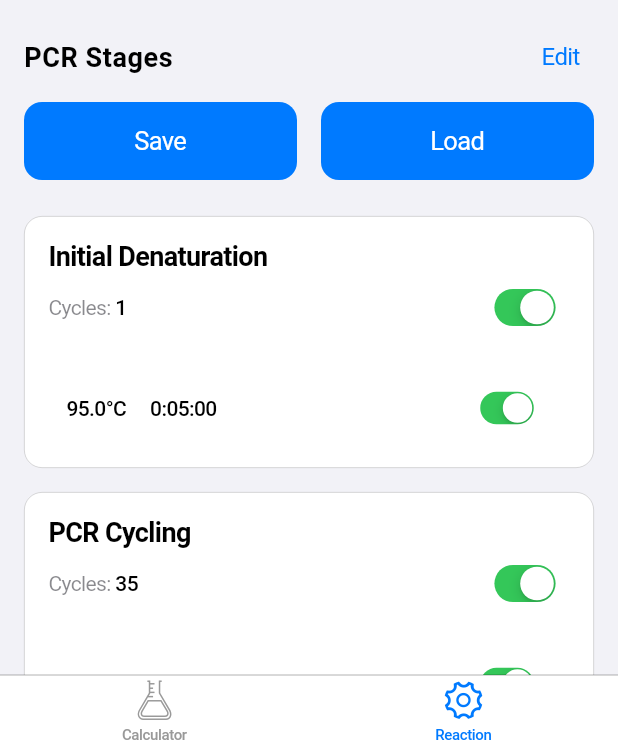
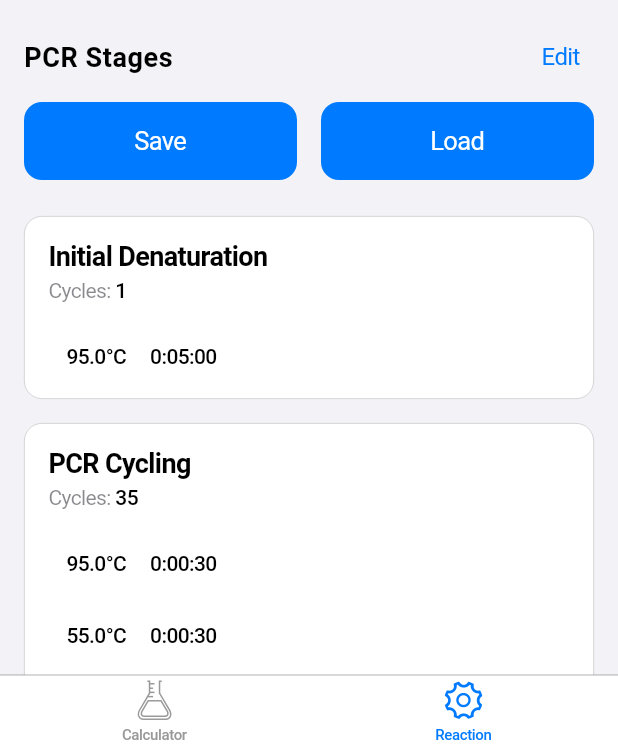
Before and after one commit to alextu870719/Lab-Studio, a Flutter app: the screen it shows after launch, item 2 of the bottom bar chosen, on a phone screen of 412 x 824 dp, the part 486-1236 px from its top. Run offline on Flutter 3.47's test engine with Material 3 defaults, Android fonts, the phone set to English and light mode, and no system bars; our stand-ins replace printing, shared_preferences.

Commit message:
移除 Reaction 頁面的 toggle 開關功能，簡化 Stage/Step 卡片界面

```diff
--- a/lib/main.dart
+++ b/lib/main.dart
@@ -2333,14 +2333,6 @@ class _PcrReactionPageState extends State<PcrReactionPage> {
   // 移動 Stage 的方法 (待實現拖拽功能時使用)
   // void _moveStage(int oldIndex, int newIndex) { ... }
 
-  void _toggleStageEnabled(int stageIndex) {
-    if (stageIndex >= 0 && stageIndex < _stages.length) {
-      setState(() {
-        _stages[stageIndex].isEnabled = !_stages[stageIndex].isEnabled;
-      });
-    }
-  }
-
   // Stage 拖拽排序方法
   void _onReorderStages(int oldIndex, int newIndex) {
     if (oldIndex >= 0 && oldIndex < _stages.length &&
@@ -2501,16 +2493,6 @@ class _PcrReactionPageState extends State<PcrReactionPage> {
 
   // 移動 Step 的方法 (待實現拖拽功能時使用)
   // void _moveStep(int fromStageIndex, int fromStepIndex, int toStageIndex, int toStepIndex) { ... }
-
-  void _toggleStepEnabled(int stageIndex, int stepIndex) {
-    if (stageIndex >= 0 && stageIndex < _stages.length &&
-        stepIndex >= 0 && stepIndex < _stages[stageIndex].steps.length) {
-      setState(() {
-        _stages[stageIndex].steps[stepIndex].isEnabled =
-            !_stages[stageIndex].steps[stepIndex].isEnabled;
-      });
-    }
-  }
 
   // Step 拖拽排序方法
   void _onReorderSteps(int stageIndex, int oldIndex, int newIndex) {
@@ -3108,9 +3090,7 @@ class _PcrReactionPageState extends State<PcrReactionPage> {
             : CupertinoColors.systemBackground,
         borderRadius: BorderRadius.circular(12.0),
         border: Border.all(
-          color: stage.isEnabled
-              ? CupertinoColors.separator
-              : CupertinoColors.systemGrey4,
+          color: CupertinoColors.separator,
           width: 0.5,
         ),
       ),
@@ -3153,9 +3133,7 @@ class _PcrReactionPageState extends State<PcrReactionPage> {
                           style: TextStyle(
                             fontSize: 18,
                             fontWeight: FontWeight.w600,
-                            color: stage.isEnabled
-                                ? (widget.isDarkMode ? CupertinoColors.white : CupertinoColors.black)
-                                : CupertinoColors.systemGrey,
+                            color: widget.isDarkMode ? CupertinoColors.white : CupertinoColors.black,
                           ),
                         ),
                       const SizedBox(height: 4),
@@ -3199,9 +3177,7 @@ class _PcrReactionPageState extends State<PcrReactionPage> {
                               style: TextStyle(
                                 fontSize: 14,
                                 fontWeight: FontWeight.w500,
-                                color: stage.isEnabled
-                                    ? (widget.isDarkMode ? CupertinoColors.white : CupertinoColors.black)
-                                    : CupertinoColors.systemGrey,
+                                color: widget.isDarkMode ? CupertinoColors.white : CupertinoColors.black,
                               ),
                             ),
                           const Spacer(),
@@ -3217,14 +3193,6 @@ class _PcrReactionPageState extends State<PcrReactionPage> {
                               ),
                             ),
                           ],
-                          // 啟用/停用開關
-                          Transform.scale(
-                            scale: 0.8,
-                            child: CupertinoSwitch(
-                              value: stage.isEnabled,
-                              onChanged: (value) => _toggleStageEnabled(stageIndex),
-                            ),
-                          ),
                         ],
                       ),
                     ],
@@ -3234,13 +3202,12 @@ class _PcrReactionPageState extends State<PcrReactionPage> {
             ),
           ),
           // Steps
-          if (stage.isEnabled)
-            if (_isEditMode)
-              ..._buildDraggableStepsList(stageIndex)
-            else
-              ...List.generate(stage.steps.length, (stepIndex) {
-                return _buildStepCard(stage.steps[stepIndex], stageIndex, stepIndex);
-              }),
+          if (_isEditMode)
+            ..._buildDraggableStepsList(stageIndex)
+          else
+            ...List.generate(stage.steps.length, (stepIndex) {
+              return _buildStepCard(stage.steps[stepIndex], stageIndex, stepIndex);
+            }),
         ],
       ),
     );
@@ -3339,9 +3306,7 @@ class _PcrReactionPageState extends State<PcrReactionPage> {
                     style: TextStyle(
                       fontSize: 14,
                       fontWeight: FontWeight.w500,
-                      color: step.isEnabled
-                          ? (widget.isDarkMode ? CupertinoColors.white : CupertinoColors.black)
-                          : CupertinoColors.systemGrey,
+                      color: widget.isDarkMode ? CupertinoColors.white : CupertinoColors.black,
                     ),
                   ),
                 const SizedBox(width: 16),
@@ -3391,21 +3356,10 @@ class _PcrReactionPageState extends State<PcrReactionPage> {
                     style: TextStyle(
                       fontSize: 14,
                       fontWeight: FontWeight.w500,
-                      color: step.isEnabled
-                          ? (widget.isDarkMode ? CupertinoColors.white : CupertinoColors.black)
-                          : CupertinoColors.systemGrey,
+                      color: widget.isDarkMode ? CupertinoColors.white : CupertinoColors.black,
                     ),
                   ),
               ],
-            ),
-          ),
-          // 控制按鈕（已移除刪除按鈕，僅保留左滑刪除）
-          // 啟用/停用開關
-          Transform.scale(
-            scale: 0.7,
-            child: CupertinoSwitch(
-              value: step.isEnabled,
-              onChanged: (value) => _toggleStepEnabled(stageIndex, stepIndex),
             ),
           ),
         ],
```
